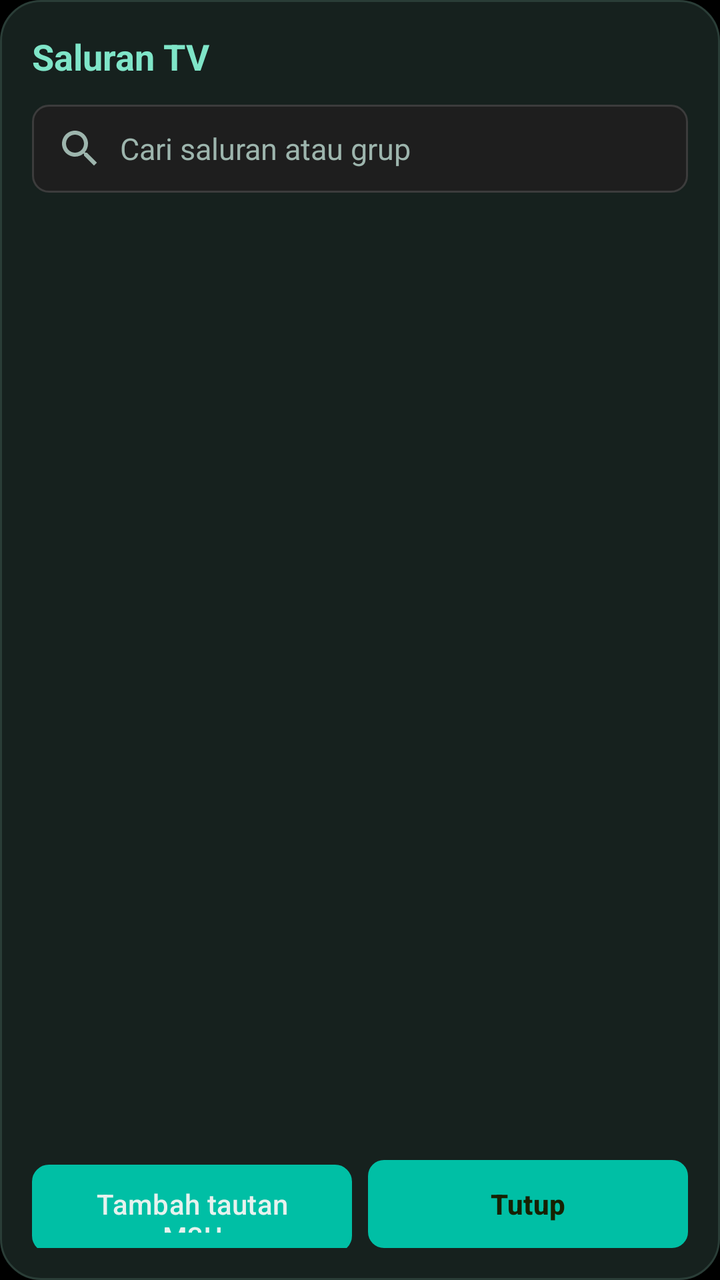
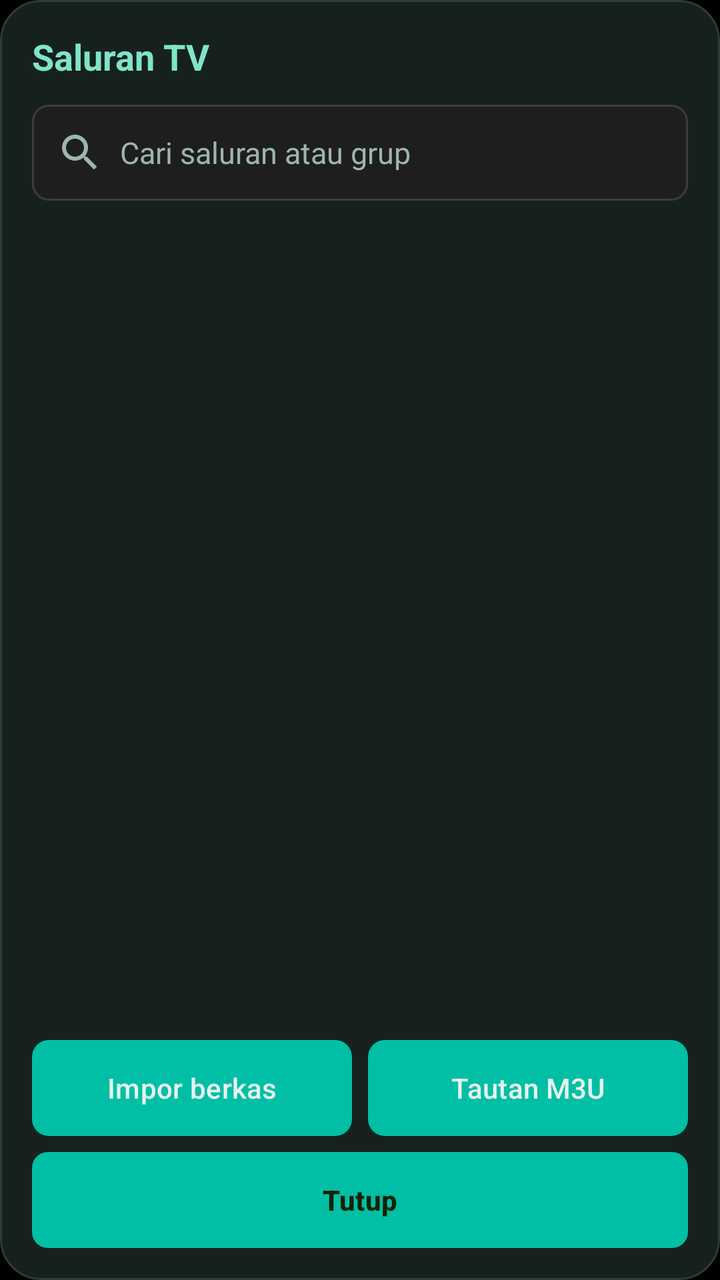

Before-and-after screenshots of an Android layout around one commit, followed by the original layout XML and the change that was made.
<!-- AndroidManifest.xml: another module's application theme Theme.Molina.App -->
<!-- res/layout/dialog_channels.xml -->
<?xml version="1.0" encoding="utf-8"?>
<LinearLayout xmlns:android="http://schemas.android.com/apk/res/android"
    android:layout_width="match_parent"
    android:layout_height="match_parent"
    android:background="@drawable/bg_home_sheet"
    android:orientation="vertical"
    android:padding="16dp">

    <LinearLayout
        android:layout_width="match_parent"
        android:layout_height="wrap_content"
        android:gravity="center_vertical"
        android:orientation="horizontal">

        <TextView
            android:layout_width="0dp"
            android:layout_height="wrap_content"
            android:layout_weight="1"
            android:text="@string/channels_title"
            android:textColor="@color/molina_mint_accent"
            android:textSize="18sp"
            android:textStyle="bold" />

        <TextView
            android:id="@+id/channelCount"
            android:layout_width="wrap_content"
            android:layout_height="wrap_content"
            android:textColor="@color/molina_mint_text2"
            android:textSize="12sp" />
    </LinearLayout>

    <EditText
        android:id="@+id/filterInput"
        android:layout_width="match_parent"
        android:layout_height="44dp"
        android:layout_marginTop="12dp"
        android:background="@drawable/bg_mint_field"
        android:drawablePadding="8dp"
        android:drawableStart="@drawable/ic_search_24dp"
        android:drawableTint="@color/molina_mint_text2"
        android:hint="@string/channels_filter_hint"
        android:importantForAutofill="no"
        android:inputType="text|textNoSuggestions"
        android:maxLines="1"
        android:paddingHorizontal="12dp"
        android:singleLine="true"
        android:textColor="@color/molina_mint_text"
        android:textColorHint="@color/molina_mint_text2"
        android:textSize="15sp" />

    <TextView
        android:id="@+id/channelStatus"
        android:layout_width="match_parent"
        android:layout_height="wrap_content"
        android:layout_marginTop="8dp"
        android:textColor="@color/molina_mint_text2"
        android:textSize="12sp"
        android:visibility="gone" />

    <FrameLayout
        android:layout_width="match_parent"
        android:layout_height="0dp"
        android:layout_marginTop="8dp"
        android:layout_weight="1">

        <androidx.recyclerview.widget.RecyclerView
            android:id="@+id/channelList"
            android:layout_width="match_parent"
            android:layout_height="match_parent"
            android:overScrollMode="never" />

        <TextView
            android:id="@+id/channelEmpty"
            android:layout_width="match_parent"
            android:layout_height="wrap_content"
            android:layout_gravity="center"
            android:gravity="center"
            android:padding="16dp"
            android:textColor="@color/molina_mint_text2"
            android:textSize="14sp"
            android:visibility="gone" />
    </FrameLayout>

    <LinearLayout
        android:layout_width="match_parent"
        android:layout_height="wrap_content"
        android:layout_marginTop="12dp"
        android:orientation="horizontal">

        <Button
            android:id="@+id/addUrlBtn"
            android:layout_width="0dp"
            android:layout_height="44dp"
            android:layout_marginEnd="8dp"
            android:layout_weight="1"
            android:background="@drawable/bg_mint_button"
            android:stateListAnimator="@null"
            android:text="@string/channels_add_url"
            android:textAllCaps="false"
            android:textColor="@color/molina_mint_text" />

        <Button
            android:id="@+id/closeBtn"
            android:layout_width="0dp"
            android:layout_height="44dp"
            android:layout_weight="1"
            android:background="@drawable/bg_mint_button_primary"
            android:stateListAnimator="@null"
            android:text="@string/channels_close"
            android:textAllCaps="false"
            android:textColor="@color/molina_on_brand_accent"
            android:textStyle="bold" />
    </LinearLayout>
</LinearLayout>
<!-- resources referenced by this layout -->
<resources>
  <color name="molina_mint_accent">#7FE5C8</color>
  <color name="molina_mint_text">#E6F2EE</color>
  <color name="molina_mint_text2">#9DB5AD</color>
  <color name="molina_on_brand_accent">#162100</color>
  <!-- drawable bg_home_sheet (drawable) -->
  <?xml version="1.0" encoding="utf-8"?>
  <shape xmlns:android="http://schemas.android.com/apk/res/android" android:shape="rectangle">
      <solid android:color="@color/molina_mint_surface" />
      <stroke android:width="1dp" android:color="@color/molina_mint_line" />
      <corners android:radius="20dp" />
  </shape>
  <!-- drawable bg_mint_button (drawable) -->
  <?xml version="1.0" encoding="utf-8"?>
  <ripple xmlns:android="http://schemas.android.com/apk/res/android" android:color="#4087CF3E">
      <item>
          <shape android:shape="rectangle">
              <solid android:color="@color/molina_card_bg" />
              <stroke android:width="1dp" android:color="@color/molina_card_line" />
              <corners android:radius="8dp" />
          </shape>
      </item>
  </ripple>
  <!-- drawable ic_search_24dp (drawable) -->
  <vector xmlns:android="http://schemas.android.com/apk/res/android"
      android:width="24dp"
      android:height="24dp"
      android:viewportWidth="24"
      android:viewportHeight="24">
      <path
          android:fillColor="#FFFFFFFF"
          android:pathData="M15.5,14h-0.79l-0.28,-0.27C15.41,12.59 16,11.11 16,9.5 16,5.91 13.09,3 9.5,3S3,5.91 3,9.5 5.91,16 9.5,16c1.61,0 3.09,-0.59 4.23,-1.57l0.27,0.28v0.79l5,4.99L20.49,19l-4.99,-5zM9.5,14C7.01,14 5,11.99 5,9.5S7.01,5 9.5,5 14,7.01 14,9.5 11.99,14 9.5,14z" />
  </vector>
  <string name="channels_add_url">Tambah tautan M3U</string>
  <string name="channels_close">Tutup</string>
  <string name="channels_filter_hint">Cari saluran atau grup</string>
  <string name="channels_title">Saluran TV</string>
  <style name="Theme.Molina.App" parent="Theme.Molina">
          <item name="colorPrimary">@color/molina_terminal_accent</item>
          <item name="colorOnPrimary">@color/molina_on_terminal_accent</item>
          <item name="colorSecondary">@color/molina_brand_accent</item>
          <item name="colorOnSecondary">@color/molina_on_brand_accent</item>
          <item name="colorSecondaryContainer">@color/molina_brand_container</item>
          <item name="colorOnSecondaryContainer">@color/molina_brand_accent</item>
      </style>
  <color name="molina_mint_surface">#16211E</color>
  <color name="molina_mint_line">#2A3D37</color>
  <color name="molina_card_bg">#2F2F2F</color>
  <color name="molina_card_line">#3C3C3C</color>
  <color name="molina_accent">#87CF3E</color>
  <color name="molina_sheet_bg">#1E1E1E</color>
  <color name="molina_terminal_accent">#00BFA5</color>
  <color name="molina_on_terminal_accent">#00201B</color>
  <color name="molina_brand_accent">#87CF3E</color>
  <color name="molina_brand_container">#2D4012</color>
  <color name="molina_bg">#000000</color>
  <color name="molina_surface">#000000</color>
  <color name="molina_surface_variant">#0D0D0D</color>
  <color name="molina_on_surface">#E6EAEE</color>
  <color name="molina_on_surface_variant">#A9B3BD</color>
  <color name="molina_outline">#2A2D35</color>
  <color name="molina_error">#FF6B6B</color>
  <style name="ShapeAppearance.Molina.Medium" parent="ShapeAppearance.Material3.Corner.Medium">
          <item name="cornerSize">@dimen/molina_radius</item>
      </style>
  <dimen name="molina_radius">12dp</dimen>
  <style name="Widget.Molina.BottomNav.Indicator" parent="Widget.Material3.BottomNavigationView.ActiveIndicator">
          <item name="android:height">28dp</item>
      </style>
  <!-- unchanged entries left out for length: 4 -->
</resources>

<!-- the commit's change to res/layout/dialog_channels.xml (unified diff, before → after) -->
@@ -3,6 +3,8 @@
     android:layout_width="match_parent"
     android:layout_height="match_parent"
     android:background="@drawable/bg_home_sheet"
+    android:descendantFocusability="beforeDescendants"
+    android:focusableInTouchMode="true"
     android:orientation="vertical"
     android:padding="16dp">
 
@@ -32,7 +34,7 @@
     <EditText
         android:id="@+id/filterInput"
         android:layout_width="match_parent"
-        android:layout_height="44dp"
+        android:layout_height="48dp"
         android:layout_marginTop="12dp"
         android:background="@drawable/bg_mint_field"
         android:drawablePadding="8dp"
@@ -88,27 +90,51 @@
         android:orientation="horizontal">
 
         <Button
+            android:id="@+id/importBtn"
+            android:layout_width="0dp"
+            android:layout_height="wrap_content"
+            android:layout_marginEnd="8dp"
+            android:layout_weight="1"
+            android:autoSizeMaxTextSize="14sp"
+            android:autoSizeMinTextSize="10sp"
+            android:autoSizeTextType="uniform"
+            android:background="@drawable/bg_mint_button"
+            android:maxLines="1"
+            android:minHeight="48dp"
+            android:paddingHorizontal="10dp"
+            android:stateListAnimator="@null"
+            android:text="@string/channels_import"
+            android:textAllCaps="false"
+            android:textColor="@color/molina_mint_text" />
+
+        <Button
             android:id="@+id/addUrlBtn"
             android:layout_width="0dp"
-            android:layout_height="44dp"
-            android:layout_marginEnd="8dp"
+            android:layout_height="wrap_content"
             android:layout_weight="1"
+            android:autoSizeMaxTextSize="14sp"
+            android:autoSizeMinTextSize="10sp"
+            android:autoSizeTextType="uniform"
             android:background="@drawable/bg_mint_button"
+            android:maxLines="1"
+            android:minHeight="48dp"
+            android:paddingHorizontal="10dp"
             android:stateListAnimator="@null"
             android:text="@string/channels_add_url"
             android:textAllCaps="false"
             android:textColor="@color/molina_mint_text" />
+    </LinearLayout>
 
-        <Button
-            android:id="@+id/closeBtn"
-            android:layout_width="0dp"
-            android:layout_height="44dp"
-            android:layout_weight="1"
-            android:background="@drawable/bg_mint_button_primary"
-            android:stateListAnimator="@null"
-            android:text="@string/channels_close"
-            android:textAllCaps="false"
-            android:textColor="@color/molina_on_brand_accent"
-            android:textStyle="bold" />
-    </LinearLayout>
+    <Button
+        android:id="@+id/closeBtn"
+        android:layout_width="match_parent"
+        android:layout_height="wrap_content"
+        android:layout_marginTop="8dp"
+        android:background="@drawable/bg_mint_button_primary"
+        android:minHeight="48dp"
+        android:stateListAnimator="@null"
+        android:text="@string/channels_close"
+        android:textAllCaps="false"
+        android:textColor="@color/molina_on_brand_accent"
+        android:textStyle="bold" />
 </LinearLayout>
<!-- resource entries referenced after the edit -->
@@ -32,9 +32,10 @@
           android:fillColor="#FFFFFFFF"
           android:pathData="M15.5,14h-0.79l-0.28,-0.27C15.41,12.59 16,11.11 16,9.5 16,5.91 13.09,3 9.5,3S3,5.91 3,9.5 5.91,16 9.5,16c1.61,0 3.09,-0.59 4.23,-1.57l0.27,0.28v0.79l5,4.99L20.49,19l-4.99,-5zM9.5,14C7.01,14 5,11.99 5,9.5S7.01,5 9.5,5 14,7.01 14,9.5 11.99,14 9.5,14z" />
   </vector>
-  <string name="channels_add_url">Tambah tautan M3U</string>
+  <string name="channels_add_url">Tautan M3U</string>
   <string name="channels_close">Tutup</string>
   <string name="channels_filter_hint">Cari saluran atau grup</string>
+  <string name="channels_import">Impor berkas</string>
   <string name="channels_title">Saluran TV</string>
   <style name="Theme.Molina.App" parent="Theme.Molina">
           <item name="colorPrimary">@color/molina_terminal_accent</item>
